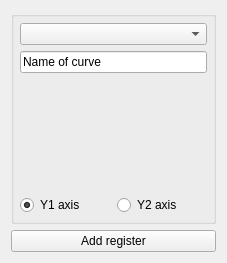
ModbusScope/ModbusScope, file src/dialogs/addregisterwidget.ui: the form before one commit.
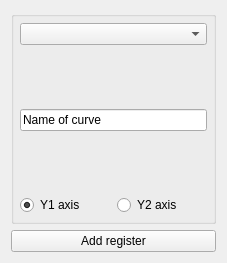
The form after the commit.

```diff
--- a/src/dialogs/addregisterwidget.ui
+++ b/src/dialogs/addregisterwidget.ui
@@ -30,19 +30,26 @@
        <number>6</number>
       </property>
       <item row="0" column="0" colspan="2">
-       <widget class="QComboBox" name="cmbAdapter"/>
+       <widget class="QComboBox" name="cmbDevice"/>
       </item>
       <item row="1" column="0" colspan="2">
+       <widget class="QLabel" name="lblProtocol">
+        <property name="text">
+         <string/>
+        </property>
+       </widget>
+      </item>
+      <item row="2" column="0" colspan="2">
        <widget class="QLineEdit" name="lineName">
         <property name="text">
          <string>Name of curve</string>
         </property>
        </widget>
       </item>
-      <item row="2" column="0" colspan="2">
+      <item row="3" column="0" colspan="2">
        <widget class="QWidget" name="addressContainer" native="true"/>
       </item>
-      <item row="3" column="0">
+      <item row="4" column="0">
        <widget class="QRadioButton" name="radioPrimary">
         <property name="text">
          <string>Y1 axis</string>
@@ -52,7 +59,7 @@
         </property>
        </widget>
       </item>
-      <item row="3" column="1">
+      <item row="4" column="1">
        <widget class="QRadioButton" name="radioSecondary">
         <property name="text">
          <string>Y2 axis</string>
```
